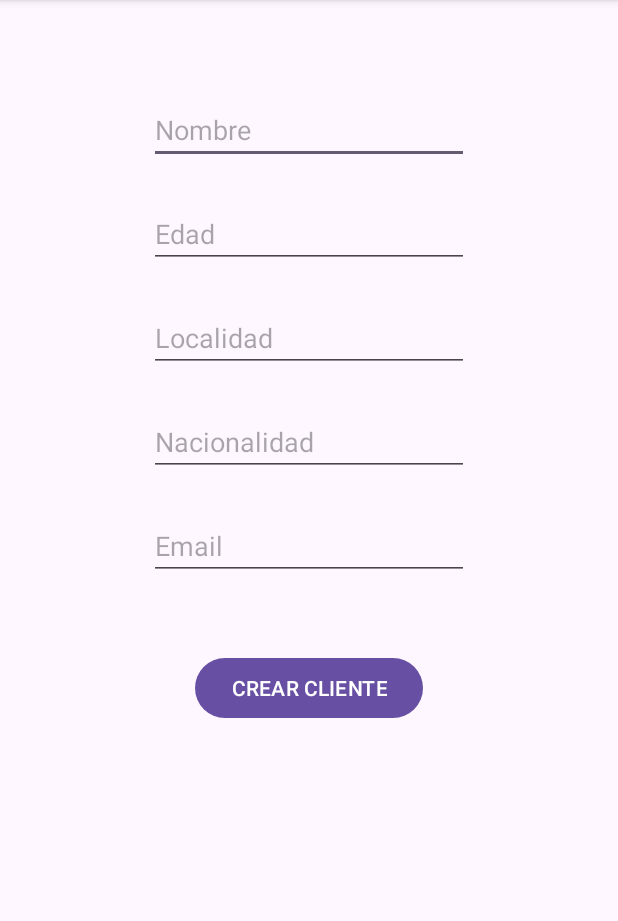
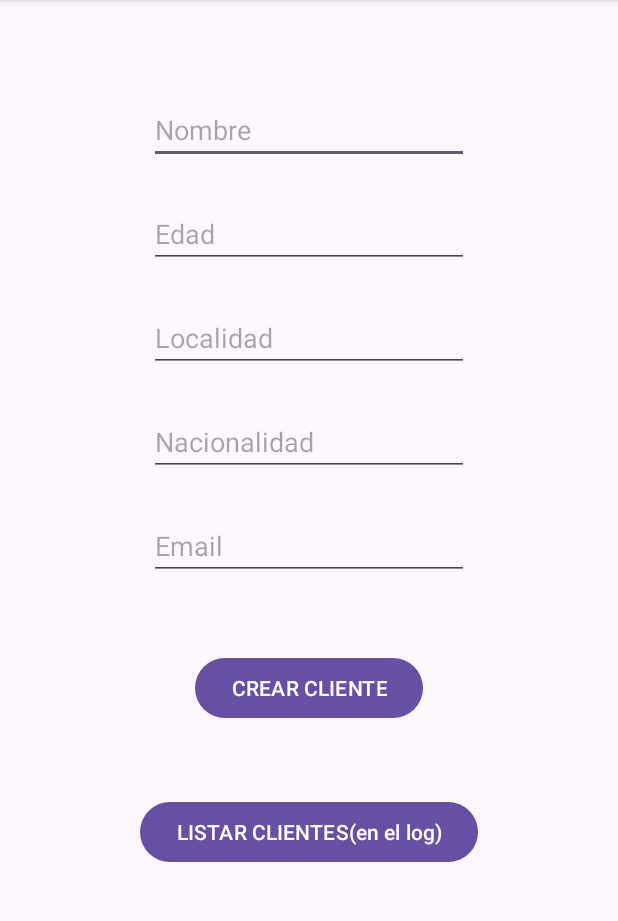
Before and after one commit to PabloSanchez87/AndroidCNTG, an Android app: the InsertarClientesActivity screen opened directly, with no data from a screen before it, on a phone screen of 412 x 824 dp, the part 96-1017 px from its top. Run offline under Robolectric (Android 15) with nearby library versions, the phone set to English and light mode, and no system bars; our stand-ins replace Firebase (no records; nobody signed in at launch, a user with empty details on screens opened directly).

Commit message:
Clase Jueves. Creamos activity InsertarClientesActivity para insertar en FireBase. Creamos un botón para listar por el log la DataBase. Creamos la función de listado en la propia clase insertar (pendiente de realizar Rycycler)

```diff
--- a/app/src/main/res/layout/activity_insertar_clientes.xml
+++ b/app/src/main/res/layout/activity_insertar_clientes.xml
@@ -62,7 +62,7 @@
         android:layout_marginTop="24dp"
         android:ems="10"
         android:hint="Email"
-        android:inputType="text"
+        android:inputType="textEmailAddress"
         app:layout_constraintEnd_toEndOf="parent"
         app:layout_constraintStart_toStartOf="parent"
         app:layout_constraintTop_toBottomOf="@+id/editTextNacionalidad" />
@@ -72,9 +72,20 @@
         android:layout_width="wrap_content"
         android:layout_height="wrap_content"
         android:layout_marginTop="48dp"
+        android:onClick="crearCliente"
         android:text="CREAR CLIENTE"
-        android:onClick="crearCliente"
         app:layout_constraintEnd_toEndOf="parent"
         app:layout_constraintStart_toStartOf="parent"
         app:layout_constraintTop_toBottomOf="@+id/editTextEmail" />
+
+    <Button
+        android:id="@+id/button8"
+        android:layout_width="wrap_content"
+        android:layout_height="wrap_content"
+        android:layout_marginTop="48dp"
+        android:text="LISTAR CLIENTES(en el log)"
+        android:onClick="listarClientes"
+        app:layout_constraintEnd_toEndOf="parent"
+        app:layout_constraintStart_toStartOf="parent"
+        app:layout_constraintTop_toBottomOf="@+id/button7" />
 </androidx.constraintlayout.widget.ConstraintLayout>
```
Also changed, not shown: app/src/main/java/gal/cntg/cntgapp/realtimedatabase/InsertarClientesActivity.kt (+50 -2 lines).
